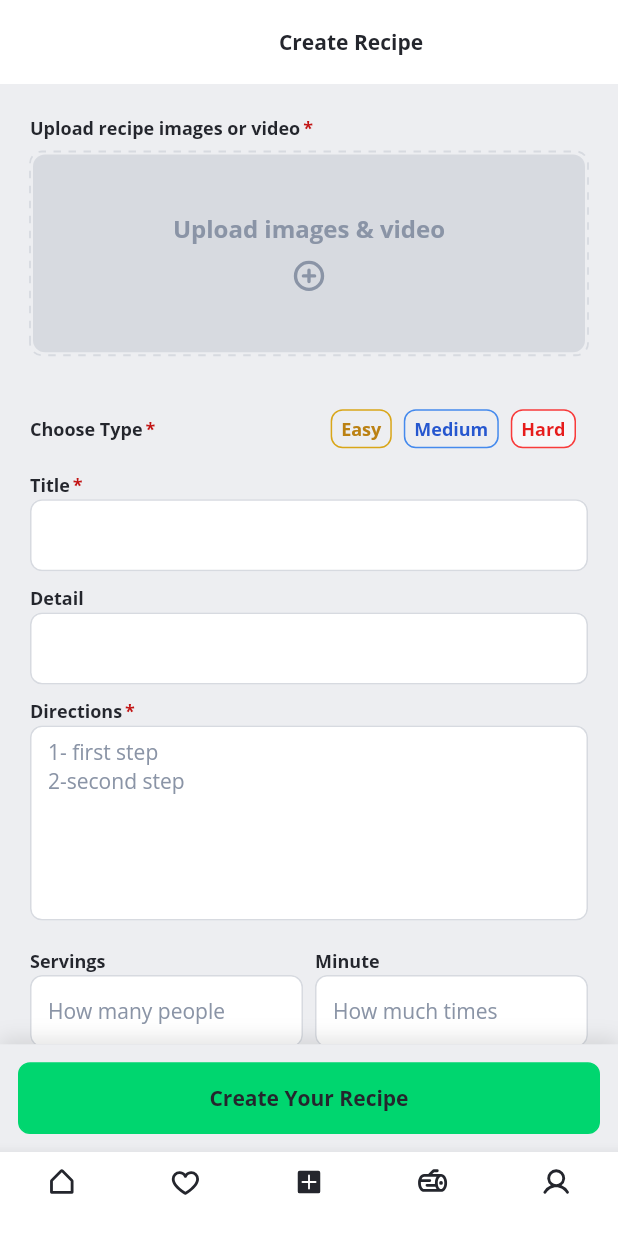
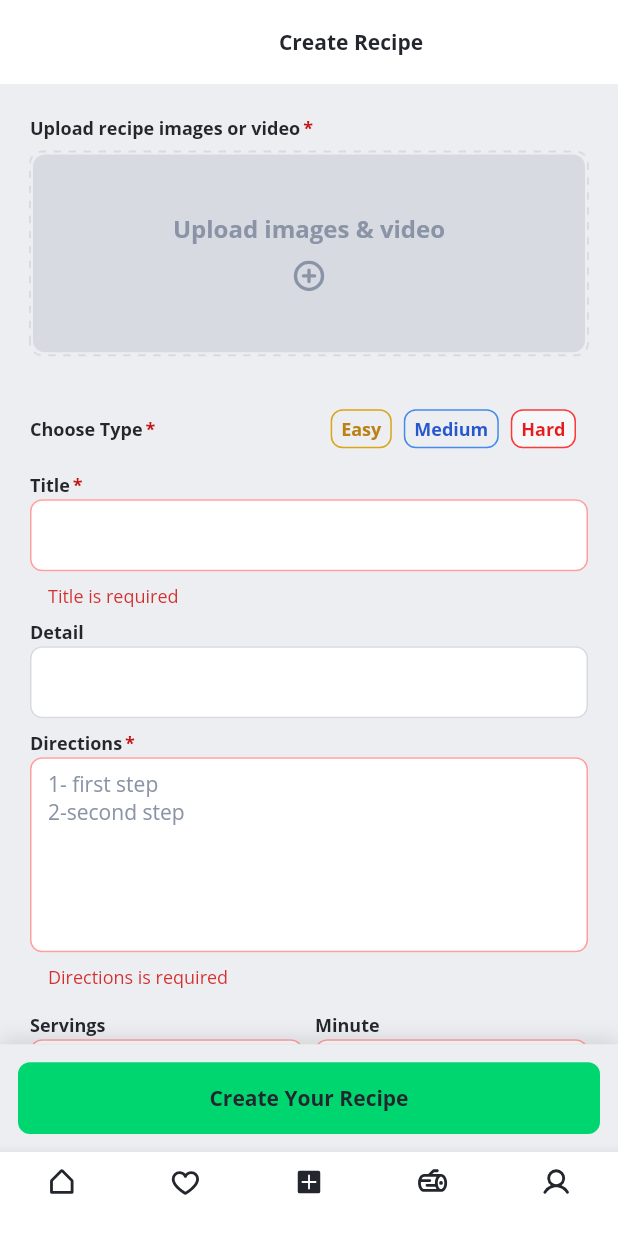
Before and after one commit to RojinTemell/fit_eat, a Flutter app: the CreateRecipe screen opened by its route, after a tap on "Create Your Recipe", on a phone screen of 412 x 824 dp. Run offline on Flutter 3.47's test engine with Material 3 defaults, Android fonts, the phone set to English and light mode, and no system bars; drawn by our look-alikes of dotted_border; our stand-ins replace cloud_firestore, dio, equatable, firebase_auth, firebase_core, flutter_bloc and 7 more; accounts and stored records are empty; network calls fail; statements that could not run were skipped.

Commit message:
video player

```diff
--- a/lib/core/components/text_input.dart
+++ b/lib/core/components/text_input.dart
@@ -1,6 +1,5 @@
 import 'package:flutter/material.dart';
 import 'package:flutter/services.dart';
-
 import '../constants/dynamic_constants.dart';
 import '../constants/text_constants.dart';
 import '../theme/custom_themes/text_theme.dart';
@@ -21,7 +20,7 @@ class TextInputWidget extends StatelessWidget {
     this.prefixIcon,
     this.prefix,
     this.isRequired,
-    this.errorText,
+
     this.focusNode,
     this.height,
     this.borderColor,
@@ -33,6 +32,7 @@ class TextInputWidget extends StatelessWidget {
     this.inputFormatters,
     this.isEnabled,
     this.textInputAction,
+    this.validator,
     // this.textkey,
   });
 
@@ -42,7 +42,7 @@ class TextInputWidget extends StatelessWidget {
   final VoidCallback? onEditingComplete;
   final VoidCallback? onTap;
   final String? hintText;
-  final String? errorText;
+
   final String? title;
   final TextStyle? textStyle;
   final TextInputType keyboardType;
@@ -60,6 +60,7 @@ class TextInputWidget extends StatelessWidget {
   final int? minLines;
   final bool? isEnabled;
   final TextInputAction? textInputAction;
+  final String? Function(String?)? validator;
   // final Key? textkey;
   final List<TextInputFormatter>? inputFormatters;
 
@@ -67,14 +68,6 @@ class TextInputWidget extends StatelessWidget {
   Widget build(BuildContext context) {
     final bool obscure = isPassword ?? false;
 
-    // Multiline istendi mi?
-    // final int effectiveMaxLines = (maxLines ?? 1) < 1 ? 1 : (maxLines ?? 1);
-    // final int effectiveMinLines = (minLines ?? 1) < 1 ? 1 : (minLines ?? 1);
-    // final bool multiline = effectiveMaxLines > 1 || effectiveMinLines > 1;
-
-    // Tek satırda sabit ve stabil padding (yukarı yapışma problemini çözer)
-    // final bool _obscure = isPassword ?? false;
-    // final bool _useExpands = !_obscure; // şifre değilse expands serbest
     return Column(
       mainAxisAlignment: MainAxisAlignment.center,
       crossAxisAlignment: CrossAxisAlignment.start,
@@ -85,9 +78,7 @@ class TextInputWidget extends StatelessWidget {
               Text(
                 title ?? '',
                 style: Theme.of(context).textTheme.labelBaseStrong.copyWith(
-                  color: (errorText != '' && errorText != null)
-                      ? Constant.errorIcon(context)
-                      : (Constant.textDarker(context)),
+                  color: (Constant.textDarker(context)),
                 ),
               ),
               SizedBox(width: 2),
@@ -102,10 +93,12 @@ class TextInputWidget extends StatelessWidget {
           ),
         if (title != null) SizedBox(height: 2),
         SizedBox(
-          height: height ?? context.dynamicHeight(0.06),
-          child: TextField(
+          // height: height ?? context.dynamicHeight(0.06),
+          child: TextFormField(
+            validator: validator,
             // key: textkey ?? UniqueKey(),
             readOnly: readOnly ?? false,
+
             enableInteractiveSelection: !(readOnly ?? false),
             expands: false,
             enabled: isEnabled ?? true,
@@ -113,9 +106,6 @@ class TextInputWidget extends StatelessWidget {
             maxLines: maxLines ?? 1,
             minLines: minLines ?? 1,
             textInputAction: textInputAction,
-            // expands: _useExpands,
-            // maxLines: _useExpands ? null : 1,
-            // minLines: _useExpands ? null : 1,
             onEditingComplete: onEditingComplete,
             focusNode: focusNode,
             style: textStyle ?? Theme.of(context).textTheme.labelStrong,
@@ -139,33 +129,26 @@ class TextInputWidget extends StatelessWidget {
               ),
               enabledBorder: OutlineInputBorder(
                 borderRadius: BorderRadius.circular(8),
-                borderSide: BorderSide(
-                  color: (errorText != '' && errorText != null)
-                      ? (Constant.errorBorder(context))
-                      : (Constant.borderLight(context)),
-                ),
+                borderSide: BorderSide(color: (Constant.borderLight(context))),
               ),
               disabledBorder: OutlineInputBorder(
                 borderRadius: BorderRadius.circular(8),
-                borderSide: BorderSide(
-                  color: (errorText != '' && errorText != null)
-                      ? (Constant.errorBorder(context))
-                      : (Constant.borderLight(context)),
-                ),
+                borderSide: BorderSide(color: (Constant.borderLight(context))),
               ),
-              // errorBorder: OutlineInputBorder(
-              //     borderRadius: context.allCircular(10),
-              //     borderSide: BorderSide(color: Constant.errorIcon)),
-              // focusedErrorBorder: OutlineInputBorder(
-              //     borderRadius: context.allCircular(10),
-              //     borderSide: BorderSide(color: Constant.errorIcon)),
+              errorBorder: OutlineInputBorder(
+                borderRadius: BorderRadius.circular(8),
+                borderSide: BorderSide(color: Constant.errorBorder(context)),
+              ),
+              focusedErrorBorder: OutlineInputBorder(
+                borderRadius: BorderRadius.circular(8),
+                borderSide: BorderSide(color: Constant.errorBorder(context)),
+              ),
+
               focusedBorder: OutlineInputBorder(
                 borderRadius: BorderRadius.circular(8),
                 borderSide: BorderSide(
                   // ignore: unrelated_type_equality_checks
-                  color: (errorText != '' && errorText != null)
-                      ? Constant.errorBorder(context)
-                      : Constant.borderLight(context),
+                  color: Constant.borderLight(context),
                 ),
               ),
               fillColor: fillColor ?? Constant.fillWhite(context),
@@ -179,16 +162,6 @@ class TextInputWidget extends StatelessWidget {
             ),
           ),
         ),
-        if (errorText != null && errorText!.isNotEmpty)
-          Padding(
-            padding: EdgeInsets.symmetric(vertical: 4),
-            child: Text(
-              errorText ?? '',
-              style: Theme.of(context).textTheme.labelMedium?.copyWith(
-                color: Constant.errorText(context),
-              ),
-            ),
-          ),
       ],
     );
   }
--- /dev/null
+++ b/lib/core/utils/validator.dart
@@ -0,0 +1,18 @@
+extension FieldValidator on String? {
+  // Validate Required Fields
+  String? validateRequired(String fieldName) {
+    if (this == null || this!.trim().isEmpty) {
+      return '$fieldName is required';
+    }
+    return null;
+  }
+
+  // // Validate Numbers (for Servings/Minutes)
+  // String? validateNumber(String fieldName) {
+  //   if (this == null || this!.trim().isEmpty) return null; // Optional
+  //   if (double.tryParse(this!) == null) {
+  //     return 'Please enter a valid number for $fieldName';
+  //   }
+  //   return null;
+  // }
+}
--- a/lib/features/create_recipe_page/mixin/create_recipe_mixin.dart
+++ b/lib/features/create_recipe_page/mixin/create_recipe_mixin.dart
@@ -7,7 +7,7 @@ mixin CreateRecipePageMixin<T extends StatefulWidget> on State<T> {
   // ViewModel
   late CreateRecipeViewModel viewModel;
   late CreateRecipeViewModel mediaViewModel;
-
+  final createRecipeFormKey = GlobalKey<FormState>();
   // Text Controllers
   late TextEditingController titleController;
   late TextEditingController detailController;
--- a/lib/features/create_recipe_page/service/create_recipe_service.dart
+++ b/lib/features/create_recipe_page/service/create_recipe_service.dart
@@ -13,15 +13,11 @@ class CreateRecipeService implements IRecipeService {
   Future<String> createRecipe({required RecipeModel model}) async {
     final docRef = firestore.collection('recipes').doc();
 
-    final data = model
-        .copyWith(
-          createdAt: DateTime.now(), // UI için
-        )
-        .toJson();
+    final data = model.copyWith(createdAt: DateTime.now()).toJson();
 
     await docRef.set({
       ...data,
-      'id': docRef.id, // 🔥 çok önemli
+      'id': docRef.id,
       'createdAt': FieldValue.serverTimestamp(),
     });
 
--- a/lib/features/create_recipe_page/state/create_recipe_state.dart
+++ b/lib/features/create_recipe_page/state/create_recipe_state.dart
@@ -8,20 +8,24 @@ class CreateRecipeState extends Equatable {
     required this.isLoading,
     required this.recipe,
     required this.mediaList,
+    this.errorMessage,
   });
   final bool isLoading;
   final RecipeModel recipe;
   final List<RecipeMedia> mediaList;
+  final String? errorMessage;
 
   @override
-  List<Object?> get props => [isLoading, recipe, mediaList];
+  List<Object?> get props => [isLoading, recipe, mediaList, errorMessage];
   CreateRecipeState copyWith({
     bool? isLoading,
     RecipeModel? recipe,
     List<RecipeMedia>? mediaList,
+    String? errorMessage,
   }) => CreateRecipeState(
     isLoading: isLoading ?? this.isLoading,
     recipe: recipe ?? this.recipe,
     mediaList: mediaList ?? this.mediaList,
+    errorMessage: errorMessage ?? this.errorMessage,
   );
 }
--- a/lib/features/create_recipe_page/view/create_recipe.dart
+++ b/lib/features/create_recipe_page/view/create_recipe.dart
@@ -7,8 +7,10 @@ import 'package:fit_eat/core/components/list_item_selection.dart';
 import 'package:fit_eat/core/components/text_input.dart';
 import 'package:fit_eat/core/constants/dynamic_constants.dart';
 import 'package:fit_eat/core/theme/custom_themes/text_theme.dart';
+import 'package:fit_eat/core/utils/validator.dart';
 import 'package:fit_eat/features/create_recipe_page/intites/selected_categories_title.dart';
 import 'package:fit_eat/features/create_recipe_page/widget/categories_bottomsheet.dart';
+import 'package:fit_eat/features/create_recipe_page/widget/video_player.dart';
 import 'package:flutter/material.dart';
 import 'package:flutter_bloc/flutter_bloc.dart';
 import 'package:go_router/go_router.dart';
@@ -22,6 +24,7 @@ import '../../home_page/viewmodel/category_view_model.dart';
 import '../../ingredient/entities/recipe_ingredient.dart';
 import '../intites/difficulty_list.dart';
 import '../mixin/create_recipe_mixin.dart';
+import '../model/recipe_media_model.dart';
 import '../state/create_recipe_state.dart';
 import '../viewmodel/create_recipe_viewmodel.dart';
 import '../widget/show_pick_media_bottomsheet.dart';
@@ -52,7 +55,19 @@ class _CreateRecipeState extends State<CreateRecipe>
             baseButtonType: BaseButtonType.filledGreen,
             title: 'Create Your Recipe',
             callback: () {
-              viewModel.createRecipe();
+              if (createRecipeFormKey.currentState!.validate()) {
+                // If the Form says it's valid, but you have logic-based requirements (like media)
+                if (state.mediaList.isEmpty) {
+                  ScaffoldMessenger.of(context).showSnackBar(
+                    const SnackBar(
+                      content: Text("Please upload at least one image/video"),
+                    ),
+                  );
+                  return;
+                }
+                print('hey oldu');
+                // viewModel.createRecipe();
+              }
 
               // context.pushNamed('addListingsSettingsPage');
             },
@@ -63,7 +78,9 @@ class _CreateRecipeState extends State<CreateRecipe>
             // ),
           ),
 
-          body: SingleChildScrollView(
+          body: Form(
+            key: createRecipeFormKey,
+            child: SingleChildScrollView(
               child: Padding(
                 padding: context.allPadding(20),
                 child: Column(
@@ -75,7 +92,9 @@ class _CreateRecipeState extends State<CreateRecipe>
                           children: [
                             Text(
                               'Upload recipe images or video',
-                            style: Theme.of(context).textTheme.labelBaseStrong,
+                              style: Theme.of(
+                                context,
+                              ).textTheme.labelBaseStrong,
                             ),
                             SizedBox(width: 2),
                             Text(
@@ -144,14 +163,33 @@ class _CreateRecipeState extends State<CreateRecipe>
                                     padding: context.onlyPadding(8, 8, 0, 0),
                                     child: ClipRRect(
                                       borderRadius: BorderRadius.circular(8),
-                                    child: Image.file(
-                                      File(state.mediaList[index].file.path),
-                                      height: context.dynamicHeight(0.1),
+                                      child:
+                                          state.mediaList[index].type ==
+                                              MediaType.image
+                                          ? Image.file(
+                                              File(
+                                                state
+                                                    .mediaList[index]
+                                                    .file
+                                                    .path,
+                                              ),
+                                              height: context.dynamicHeight(
+                                                0.12,
+                                              ),
                                               width: context.dynamicWidth(0.24),
                                               fit: BoxFit.cover,
+                                            )
+                                          : SingleVideoPlayer(
+                                              file: File(
+                                                state
+                                                    .mediaList[index]
+                                                    .file
+                                                    .path,
                                               ),
                                             ),
                                     ),
+                                  ),
+
                                   Positioned(
                                     top: 0,
                                     right: 0,
@@ -182,7 +220,10 @@ class _CreateRecipeState extends State<CreateRecipe>
                     SizedBox(height: 12),
                     Padding(
                       padding: context.symmetricPadding(16, 0),
-                    child: Row(
+                      child: Column(
+                        crossAxisAlignment: CrossAxisAlignment.start,
+                        children: [
+                          Row(
                             mainAxisAlignment: MainAxisAlignment.spaceBetween,
                             children: [
                               Row(
@@ -196,8 +237,12 @@ class _CreateRecipeState extends State<CreateRecipe>
                                   SizedBox(width: 2),
                                   Text(
                                     '*',
-                              style: Theme.of(context).textTheme.labelBaseStrong
-                                  .copyWith(color: Constant.errorIcon(context)),
+                                    style: Theme.of(context)
+                                        .textTheme
+                                        .labelBaseStrong
+                                        .copyWith(
+                                          color: Constant.errorIcon(context),
+                                        ),
                                   ),
                                 ],
                               ),
@@ -205,13 +250,16 @@ class _CreateRecipeState extends State<CreateRecipe>
                                 children: List.generate(
                                   RecipeDifficulty.values.length,
                                   (index) {
-                              var difficulty = RecipeDifficulty.values[index];
+                                    var difficulty =
+                                        RecipeDifficulty.values[index];
                                     return GestureDetector(
                                       onTap: () => viewModel.updateDifficulty(
                                         difficulty.title,
                                       ),
                                       child: Padding(
-                                  padding: const EdgeInsets.only(right: 8),
+                                        padding: const EdgeInsets.only(
+                                          right: 8,
+                                        ),
                                         child: BaseChip(
                                           type:
                                               difficulty.title ==
@@ -228,12 +276,15 @@ class _CreateRecipeState extends State<CreateRecipe>
                               ),
                             ],
                           ),
+                        ],
+                      ),
                     ),
                     TextInputWidget(
                       isRequired: true,
                       title: 'Title',
                       controller: titleController,
                       keyboardType: TextInputType.text,
+                      validator: (value) => value.validateRequired('Title'),
                     ),
                     Padding(
                       padding: context.symmetricPadding(8, 0),
@@ -248,6 +299,8 @@ class _CreateRecipeState extends State<CreateRecipe>
                       title: 'Directions',
                       hintText: '1- first step \n2-second step',
                       height: context.dynamicHeight(0.18),
+                      validator: (value) =>
+                          value.validateRequired('Directions'),
                       minLines: 6,
                       maxLines: 8,
                       controller: directionsController,
@@ -255,7 +308,9 @@ class _CreateRecipeState extends State<CreateRecipe>
                       textInputAction: TextInputAction.newline,
                     ),
 
-                  Row(
+                    Padding(
+                      padding: context.symmetricPadding(16, 0),
+                      child: Row(
                         children: [
                           Expanded(
                             child: TextInputWidget(
@@ -263,6 +318,8 @@ class _CreateRecipeState extends State<CreateRecipe>
                               hintText: 'How many people',
                               controller: servingController,
                               keyboardType: TextInputType.number,
+                              validator: (value) =>
+                                  value.validateRequired('Servings'),
                             ),
                           ),
                           SizedBox(width: 8),
@@ -272,12 +329,15 @@ class _CreateRecipeState extends State<CreateRecipe>
                               hintText: 'How much times',
                               controller: minuteController,
                               keyboardType: TextInputType.number,
+                              validator: (value) =>
+                                  value.validateRequired('Minute'),
                             ),
                           ),
                         ],
                       ),
+                    ),
                     Padding(
-                    padding: context.symmetricPadding(8, 0),
+                      padding: context.symmetricPadding(16, 0),
                       child: BlocBuilder<CategoryViewModel, CategoryState>(
                         builder: (context, catState) {
                           return ListItemSelection(
@@ -289,7 +349,8 @@ class _CreateRecipeState extends State<CreateRecipe>
                               );
                               // context.pushNamed('categories');
                             },
-                          listItemSelectionType: ListItemSelectionType.idleCard,
+                            listItemSelectionType:
+                                ListItemSelectionType.idleCard,
                             subtitle: selectedCategoriesString(
                               state.recipe.categories ?? [],
                               catState.categoryList,
@@ -320,7 +381,9 @@ class _CreateRecipeState extends State<CreateRecipe>
                       Column(
                         children: List.generate(ingredients.length, (index) {
                           RecipeIngredient model = ingredients[index];
-                        return Row(
+                          return Padding(
+                            padding: context.symmetricPadding(8, 0),
+                            child: Row(
                               mainAxisAlignment: MainAxisAlignment.spaceBetween,
                               children: [
                                 SizedBox(
@@ -345,13 +408,17 @@ class _CreateRecipeState extends State<CreateRecipe>
                                         quantity: value,
                                       );
                                     },
+                                    // validator: (value) =>
+                                    //     value.validateRequired('Ingredients'),
                                     keyboardType: TextInputType.text,
                                   ),
                                 ),
 
                                 GestureDetector(
                                   onTap: () {
-                                viewModel.removeIngredient(model.ingredientId);
+                                    viewModel.removeIngredient(
+                                      model.ingredientId,
+                                    );
                                   },
                                   child: Container(
                                     height: context.dynamicHeight(0.056),
@@ -372,10 +439,12 @@ class _CreateRecipeState extends State<CreateRecipe>
                                   ),
                                 ),
                               ],
+                            ),
                           );
                         }),
                       ),
                   ],
+                ),
               ),
             ),
           ),
--- a/pubspec.yaml
+++ b/pubspec.yaml
@@ -27,12 +27,13 @@ dependencies:
   equatable: ^2.0.8
 
   phosphor_flutter: ^2.1.0
+  video_player: ^2.11.1
   flutter_svg: ^2.2.3
   cupertino_icons: ^1.0.8
   pinput: ^6.0.1
   dotted_border: ^3.1.0
   image_picker: ^1.2.1
-  video_player: ^2.10.1
+
   flutter_image_compress: ^2.4.0
 
 dev_dependencies:
```
Also changed, not shown: lib/features/create_recipe_page/viewmodel/create_recipe_viewmodel.dart (+35 -35 lines), lib/features/create_recipe_page/widget/video_player.dart (added, +77 -0 lines), pubspec.lock. Lines whose indentation alone changed are shown as unchanged.
